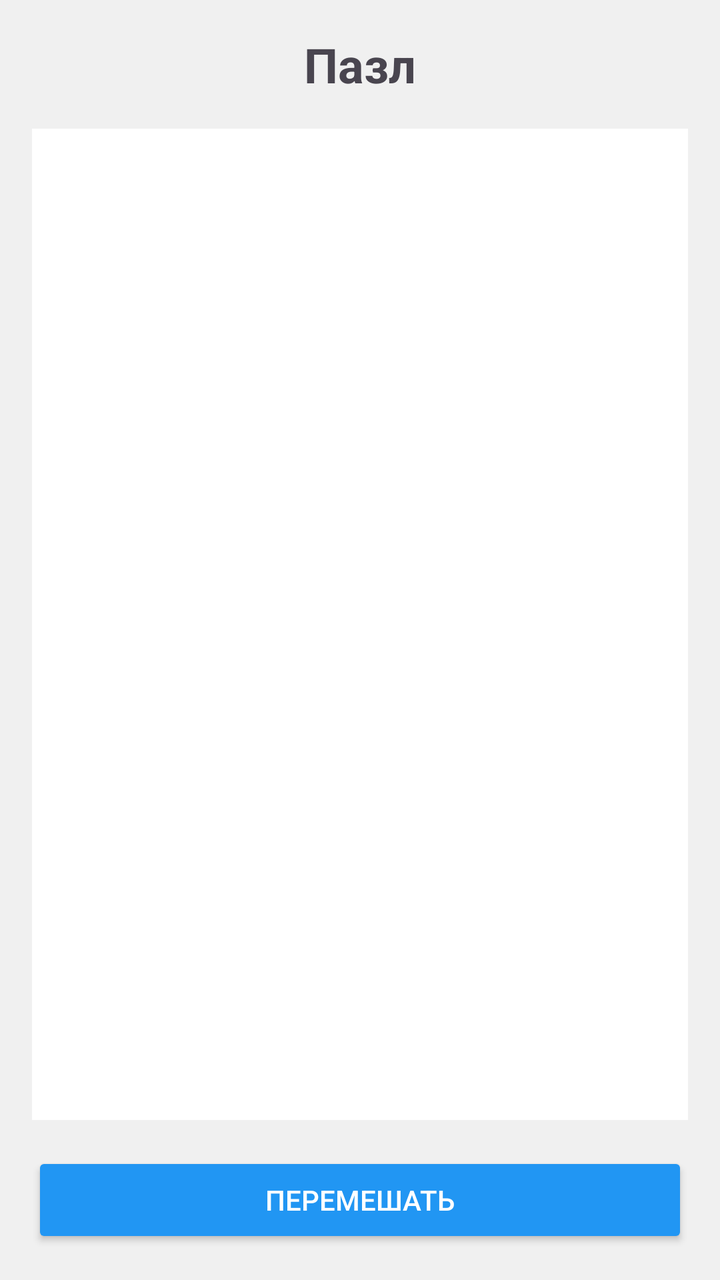
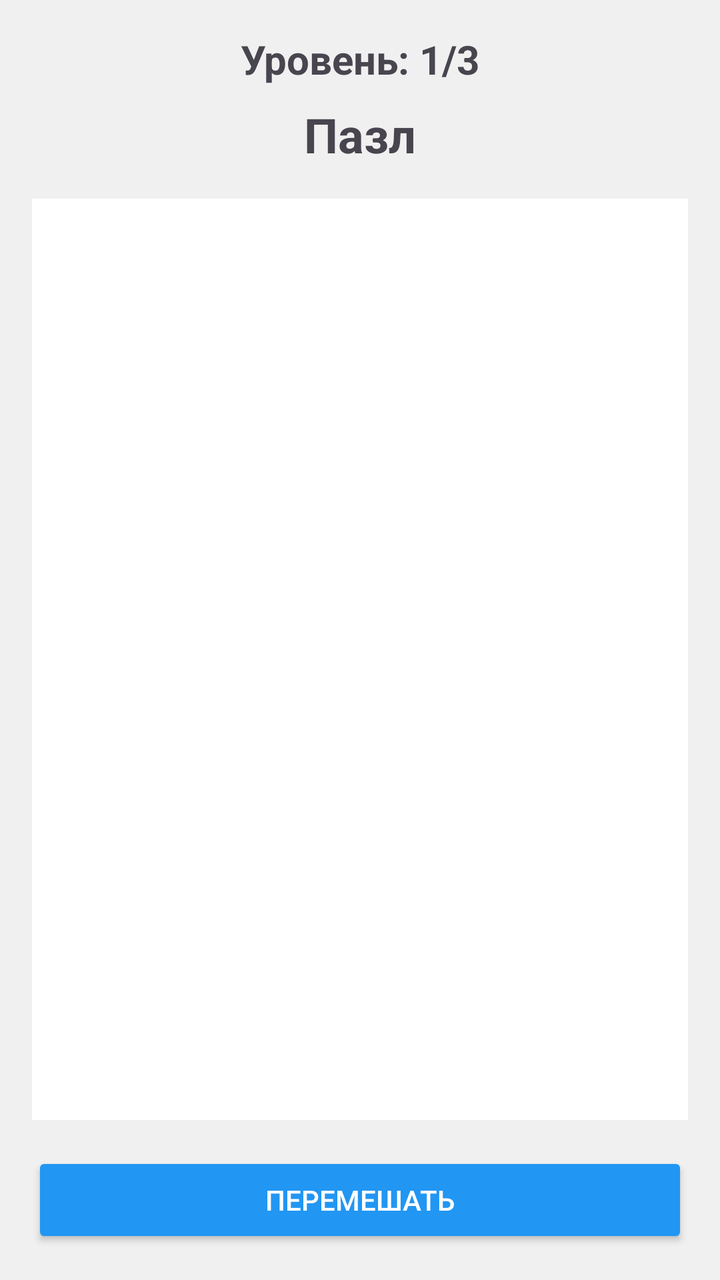

The first picture is an Android layout as it rendered before a commit; the second is the same layout after the commit. The layout source and the unified diff follow.
<!-- AndroidManifest.xml: application theme Theme.Puzzles -->
<!-- res/layout/activity_main.xml -->
<?xml version="1.0" encoding="utf-8"?>
<LinearLayout xmlns:android="http://schemas.android.com/apk/res/android"
    android:layout_width="match_parent"
    android:layout_height="match_parent"
    android:orientation="vertical"
    android:padding="16dp"
    android:background="#f0f0f0">

    <TextView
        android:layout_width="match_parent"
        android:layout_height="wrap_content"
        android:text="Пазл"
        android:textSize="24sp"
        android:textStyle="bold"
        android:gravity="center"
        android:layout_marginBottom="16dp" />

    <LinearLayout
        android:layout_width="match_parent"
        android:layout_height="0dp"
        android:layout_weight="1"
        android:id="@+id/puzzleContainer"
        android:background="#ffffff"
        android:orientation="vertical" />

    <Button
        android:id="@+id/btnShuffle"
        android:layout_width="match_parent"
        android:layout_height="wrap_content"
        android:text="Перемешать"
        android:layout_marginTop="16dp"
        android:backgroundTint="#2196F3"
        android:textColor="#ffffff" />

</LinearLayout>
<!-- resources referenced by this layout -->
<resources>
  <style name="Theme.Puzzles" parent="Base.Theme.Puzzles" />
  <style name="Base.Theme.Puzzles" parent="Theme.Material3.DayNight.NoActionBar">
          
          
      </style>
</resources>

<!-- the commit's change to res/layout/activity_main.xml (unified diff, before → after) -->
@@ -5,6 +5,16 @@
     android:orientation="vertical"
     android:padding="16dp"
     android:background="#f0f0f0">
+
+    <TextView
+        android:id="@+id/tvLevel"
+        android:layout_width="match_parent"
+        android:layout_height="wrap_content"
+        android:text="Уровень: 1/3"
+        android:textSize="20sp"
+        android:textStyle="bold"
+        android:gravity="center"
+        android:layout_marginBottom="8dp" />
 
     <TextView
         android:layout_width="match_parent"
